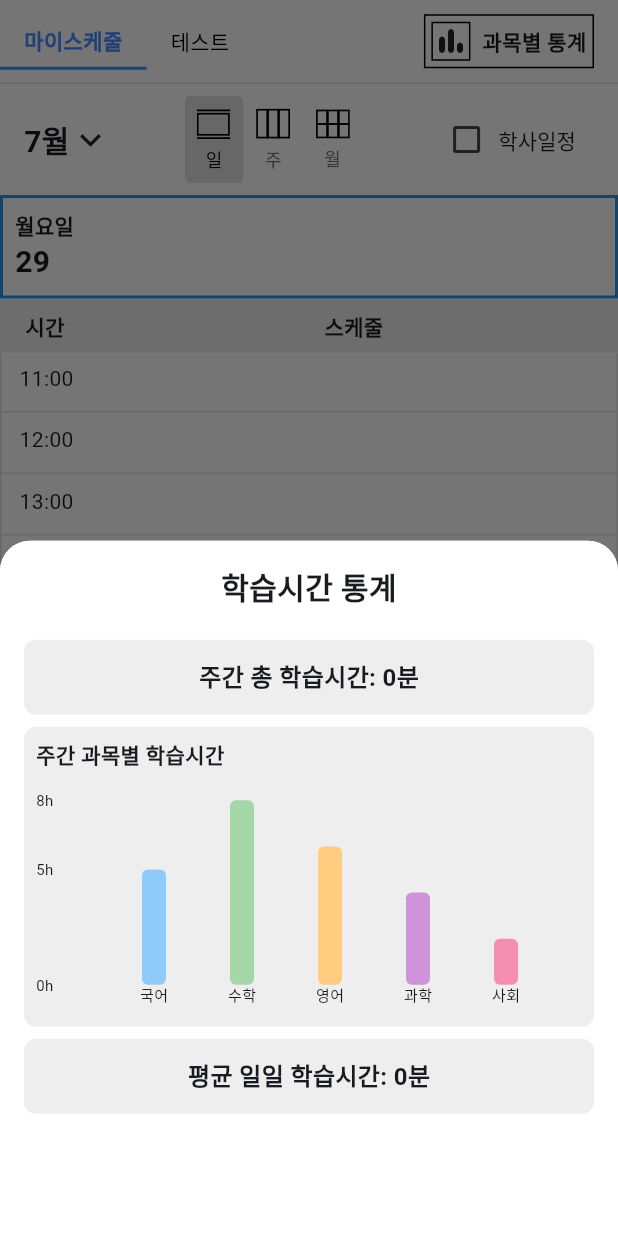
After one commit to idikim/musoft_sample_app, a Flutter app: the screen it shows after launch, item 2 of the bottom bar chosen, scrolled down 206 dp, after a tap on "과목별 통계", on a phone screen of 412 x 824 dp. The commit adds this screen. Run offline on Flutter 3.47's test engine with Material 3 defaults, Android fonts, the phone set to English and light mode, and no system bars; drawn by our look-alikes of fl_chart; our stand-ins replace cached_network_image, device_info_plus, firebase_core, firebase_messaging, flutter_local_notifications, flutter_riverpod and 7 more; missing offline and left inert: flutter_inappwebview; accounts and stored records are empty; Roboto replaces fonts that are missing (Pretendard).

Commit message:
feat: 학습시간 통계 바텀시트 추가

```diff
--- a/lib/provider/study_time_provider.dart
+++ b/lib/provider/study_time_provider.dart
@@ -21,3 +21,28 @@ class StudyTimeNotifier extends StateNotifier<List<StudyTime>> {
     await loadStudyTimes();
   }
 }
+
+final weeklyStudyTimeProvider = Provider<int>((ref) {
+  final allStudyTimes = ref.watch(studyTimeProvider);
+  final now = DateTime.now();
+  final startOfWeek = now.subtract(Duration(days: now.weekday % 7));
+  final endOfWeek = startOfWeek.add(Duration(days: 7));
+
+  return allStudyTimes
+      .where((studyTime) {
+        return studyTime.date.isAfter(
+              startOfWeek.subtract(Duration(days: 1)),
+            ) &&
+            studyTime.date.isBefore(endOfWeek);
+      })
+      .fold(0, (total, studyTime) => total + studyTime.minutes);
+});
+
+final averageDailyStudyTimeProvider = Provider<int>((ref) {
+  final weeklyTotalMinutes = ref.watch(weeklyStudyTimeProvider);
+  return (weeklyTotalMinutes / 7).round();
+});
+
+final subjectStudyTimeProvider = Provider<Map<String, int>>((ref) {
+  return {'국어': 5 * 60, '수학': 8 * 60, '영어': 6 * 60, '과학': 4 * 60, '사회': 2 * 60};
+});
--- a/lib/view/learning_page/widgets/learning_tabs.dart
+++ b/lib/view/learning_page/widgets/learning_tabs.dart
@@ -1,4 +1,5 @@
 import 'package:flutter/material.dart';
+import 'package:madezone_study_student_app/view/learning_page/widgets/study_time_statistics_bottom_sheet.dart';
 
 class LearningTabs extends StatelessWidget {
   final List<String> tabs;
@@ -62,7 +63,19 @@ class LearningTabs extends StatelessWidget {
               ],
             ),
           ),
-          Container(
+          GestureDetector(
+            onTap: () {
+              showModalBottomSheet(
+                context: context,
+                shape: RoundedRectangleBorder(
+                  borderRadius: BorderRadius.vertical(top: Radius.circular(20.0)),
+                ),
+                builder: (BuildContext context) {
+                  return const StudyTimeStatisticsBottomSheet();
+                },
+              );
+            },
+            child: Container(
               margin: const EdgeInsets.only(right: 16),
               padding: const EdgeInsets.all(4),
               decoration: BoxDecoration(
@@ -82,6 +95,7 @@ class LearningTabs extends StatelessWidget {
                 ],
               ),
             ),
+          ),
         ],
       ),
     );
--- /dev/null
+++ b/lib/view/learning_page/widgets/study_time_statistics_bottom_sheet.dart
@@ -0,0 +1,165 @@
+import 'package:flutter/material.dart';
+import 'package:flutter_riverpod/flutter_riverpod.dart';
+import 'package:fl_chart/fl_chart.dart';
+import 'package:madezone_study_student_app/provider/study_time_provider.dart';
+
+class StudyTimeStatisticsBottomSheet extends ConsumerWidget {
+  const StudyTimeStatisticsBottomSheet({super.key});
+
+  String _formatMinutes(int minutes) {
+    final h = minutes ~/ 60;
+    final m = minutes % 60;
+    if (h > 0) {
+      return '$h시간 $m분';
+    } else {
+      return '$m분';
+    }
+  }
+
+  @override
+  Widget build(BuildContext context, WidgetRef ref) {
+    final weeklyTotalMinutes = ref.watch(weeklyStudyTimeProvider);
+    final averageDailyMinutes = ref.watch(averageDailyStudyTimeProvider);
+    final subjectStudyTimes = ref.watch(subjectStudyTimeProvider);
+
+    return Container(
+      height: 600,
+      decoration: BoxDecoration(
+        color: Colors.white,
+        borderRadius: BorderRadius.vertical(top: Radius.circular(20.0)),
+      ),
+      child: Column(
+        children: [
+          Padding(
+            padding: const EdgeInsets.all(16.0),
+            child: Text(
+              '학습시간 통계',
+              style: TextStyle(fontSize: 20, fontWeight: FontWeight.bold),
+            ),
+          ),
+          Container(
+            height: 50,
+            margin: EdgeInsets.symmetric(horizontal: 16, vertical: 4),
+            decoration: BoxDecoration(
+              color: Colors.grey.shade200,
+              borderRadius: BorderRadius.circular(8),
+            ),
+            child: Center(
+              child: Text(
+                '주간 총 학습시간: ${_formatMinutes(weeklyTotalMinutes)}',
+                style: TextStyle(fontSize: 16, fontWeight: FontWeight.bold),
+              ),
+            ),
+          ),
+          Container(
+            height: 200,
+            margin: EdgeInsets.symmetric(horizontal: 16, vertical: 4),
+            decoration: BoxDecoration(
+              color: Colors.grey.shade200,
+              borderRadius: BorderRadius.circular(8),
+            ),
+            child: Padding(
+              padding: const EdgeInsets.all(8.0),
+              child: Column(
+                spacing: 20,
+                crossAxisAlignment: CrossAxisAlignment.start,
+                children: [
+                  Text(
+                    '주간 과목별 학습시간',
+                    style: TextStyle(fontSize: 14, fontWeight: FontWeight.bold),
+                  ),
+                  Expanded(
+                    child: BarChart(
+                      BarChartData(
+                        barGroups:
+                            subjectStudyTimes.entries.map((entry) {
+                              final subject = entry.key;
+                              final minutes = entry.value;
+                              final index = subjectStudyTimes.keys
+                                  .toList()
+                                  .indexOf(subject);
+                              final List<Color> pastelColors = [
+                                Colors.blue.shade200,
+                                Colors.green.shade200,
+                                Colors.orange.shade200,
+                                Colors.purple.shade200,
+                                Colors.pink.shade200,
+                              ];
+                              return BarChartGroupData(
+                                x: index,
+                                barRods: [
+                                  BarChartRodData(
+                                    toY: minutes / 60,
+                                    color:
+                                        pastelColors[index %
+                                            pastelColors.length],
+                                    width: 16,
+                                    borderRadius: BorderRadius.circular(4),
+                                  ),
+                                ],
+                              );
+                            }).toList(),
+                        titlesData: FlTitlesData(
+                          show: true,
+                          bottomTitles: AxisTitles(
+                            sideTitles: SideTitles(
+                              showTitles: true,
+                              getTitlesWidget: (value, meta) {
+                                final subject =
+                                    subjectStudyTimes.keys.toList()[value
+                                        .toInt()];
+                                return Text(
+                                  subject,
+                                  style: TextStyle(fontSize: 10),
+                                );
+                              },
+                              reservedSize: 20,
+                            ),
+                          ),
+                          leftTitles: AxisTitles(
+                            sideTitles: SideTitles(
+                              showTitles: true,
+                              getTitlesWidget: (value, meta) {
+                                return Text(
+                                  '${value.toInt()}h',
+                                  style: TextStyle(fontSize: 10),
+                                );
+                              },
+                              reservedSize: 28,
+                            ),
+                          ),
+                          topTitles: AxisTitles(
+                            sideTitles: SideTitles(showTitles: false),
+                          ),
+                          rightTitles: AxisTitles(
+                            sideTitles: SideTitles(showTitles: false),
+                          ),
+                        ),
+                        gridData: FlGridData(show: false),
+                        borderData: FlBorderData(show: false),
+                      ),
+                    ),
+                  ),
+                ],
+              ),
+            ),
+          ),
+          Container(
+            height: 50,
+            margin: EdgeInsets.symmetric(horizontal: 16, vertical: 4),
+            decoration: BoxDecoration(
+              color: Colors.grey.shade200,
+              borderRadius: BorderRadius.circular(8),
+            ),
+            child: Center(
+              child: Text(
+                '평균 일일 학습시간: ${_formatMinutes(averageDailyMinutes)}',
+                style: TextStyle(fontSize: 16, fontWeight: FontWeight.bold),
+              ),
+            ),
+          ),
+        ],
+      ),
+    );
+  }
+}
```
Lines whose indentation alone changed are shown as unchanged.
